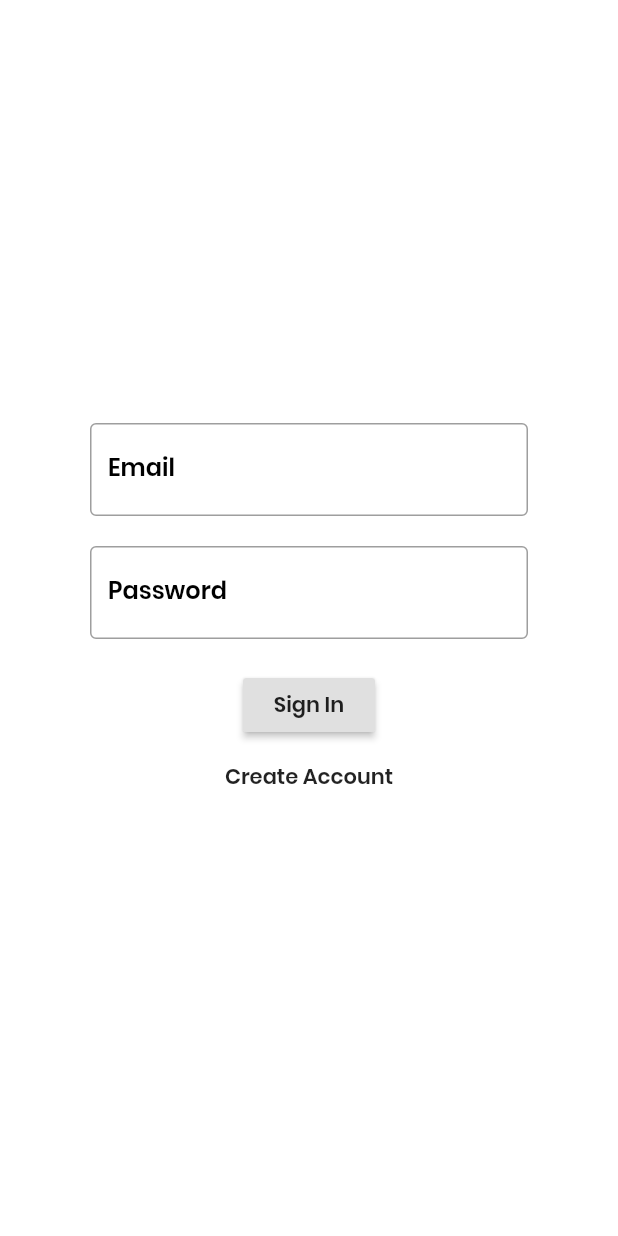
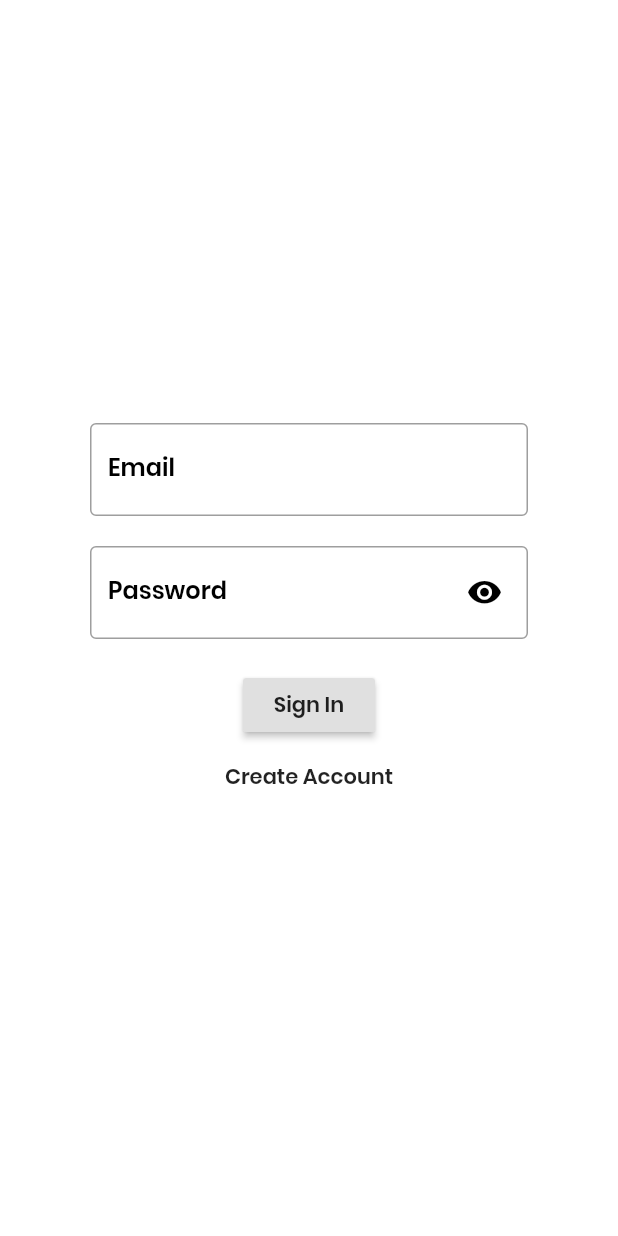
Before and after one commit to Joshlucpoll/tabletime, a Flutter app: the screen it shows after launch, on a phone screen of 412 x 824 dp. Run offline on Flutter 3.47's test engine with Material 2 defaults, Android fonts, the phone set to English and light mode, and no system bars; our stand-ins replace cloud_firestore, firebase_auth, firebase_core, flutter_speed_dial; accounts and stored records are empty.

Commit message:
Updated login screen - better styling

```diff
--- a/lib/screens/login.dart
+++ b/lib/screens/login.dart
@@ -18,6 +18,7 @@ class Login extends StatefulWidget {
 class _LoginState extends State<Login> {
   final TextEditingController _emailController = TextEditingController();
   final TextEditingController _passwordController = TextEditingController();
+  bool _passwordVisible = true;
 
   @override
   void dispose() {
@@ -46,7 +47,21 @@ class _LoginState extends State<Login> {
                     ),
                     TextFormField(
                       key: const ValueKey("password"),
-                      decoration: InputDecoration(labelText: "Password"),
+                      decoration: InputDecoration(
+                          labelText: "Password",
+                          suffixIcon: Container(
+                              padding: EdgeInsets.all(5.0),
+                              child: IconButton(
+                                onPressed: () => setState(() {
+                                  _passwordVisible = !_passwordVisible;
+                                }),
+                                icon: Icon(
+                                    _passwordVisible
+                                        ? Icons.visibility_rounded
+                                        : Icons.visibility_off,
+                                    color: Theme.of(context).accentColor),
+                              ))),
+                      obscureText: _passwordVisible,
                       controller: _passwordController,
                     ),
                     const SizedBox(
```
